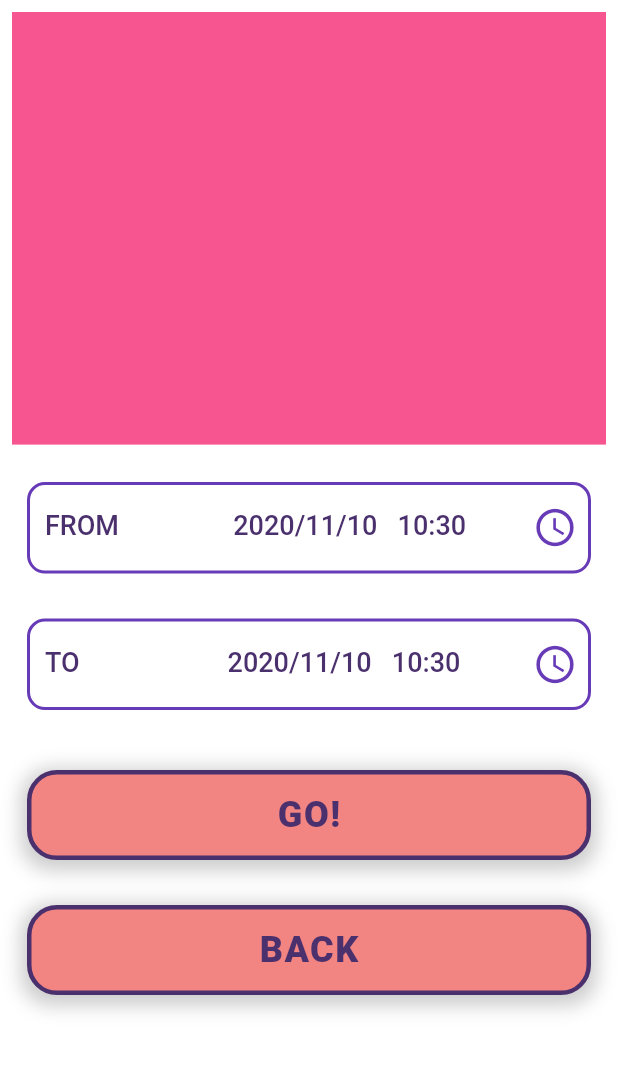
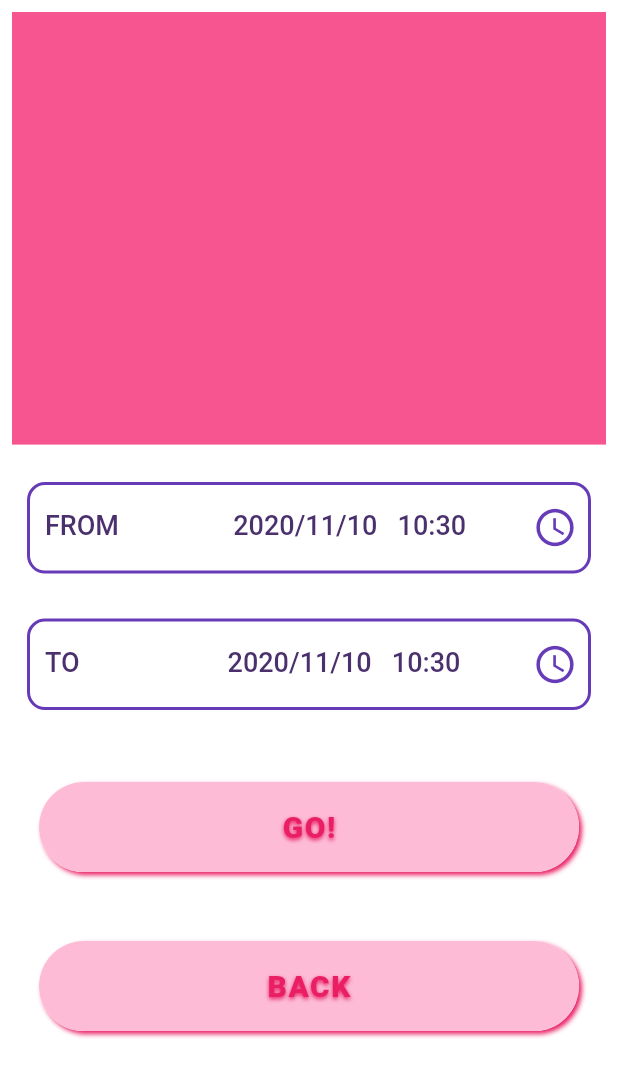
Before and after one commit to finnrose/Real-Time-Energy-Monitoring-System-, a Flutter app: the DurationPage screen opened directly, on a phone screen of 412 x 824 dp. Shown: the top 1077 px of the screen. Run offline on Flutter 3.47's test engine with Material 2 defaults, Android fonts, the phone set to English and light mode, and no system bars; our stand-ins replace flutter_svg; missing offline and left inert: smart_energy_meter; Roboto replaces fonts that are missing (Montserrat).

Commit message:
Update round_button.dart

```diff
--- a/Mobile Application/lib/components/round_button.dart
+++ b/Mobile Application/lib/components/round_button.dart
@@ -9,24 +9,24 @@ class RoundButton extends StatelessWidget {
     return GestureDetector(
       onTap: fn,
       child: Container(
-        height: 60,
+        margin: EdgeInsets.all(8),
         decoration: BoxDecoration(
+          borderRadius: BorderRadius.circular(40.0),
+          color: Colors.white,
           boxShadow: [
             BoxShadow(
-              color: Colors.black.withOpacity(0.2),
-              spreadRadius: 4,
-              blurRadius: 10,
-              offset: Offset(0, 3),
+              color: Colors.pink,
+              blurRadius: 2.0,
+              spreadRadius: 0.0,
+              offset: Offset(2.0, 2.0), // shadow direction: bottom right
             )
           ],
-          border: Border.all(
-            color: Color(0xFF4A306D),
-            style: BorderStyle.solid,
-            width: 3.0,
         ),
-          color: Color(0xFFF28482),
-          borderRadius: BorderRadius.circular(20.0),
-        ),
+        child: Container(
+          decoration: BoxDecoration(
+              color: Color(0xffFDBBD6),
+              borderRadius: BorderRadius.circular(40)),
+          height: 60,
           child: Row(
             mainAxisAlignment: MainAxisAlignment.center,
             children: <Widget>[
@@ -34,9 +34,16 @@ class RoundButton extends StatelessWidget {
                 child: Text(
                   text,
                   style: TextStyle(
-                  color: Color(0xFF4A306D),
+                    shadows: [
+                      Shadow(
+                        color: Colors.pink,
+                        offset: Offset(0, 1),
+                        blurRadius: 3,
+                      )
+                    ],
+                    color: Colors.pink,
                     fontFamily: 'Montserrat',
-                  fontSize: 24,
+                    fontSize: 20,
                     fontWeight: FontWeight.w800,
                     letterSpacing: 1,
                   ),
@@ -45,6 +52,7 @@ class RoundButton extends StatelessWidget {
             ],
           ),
         ),
+      ),
     );
   }
 }
```
Lines whose indentation alone changed are shown as unchanged.
